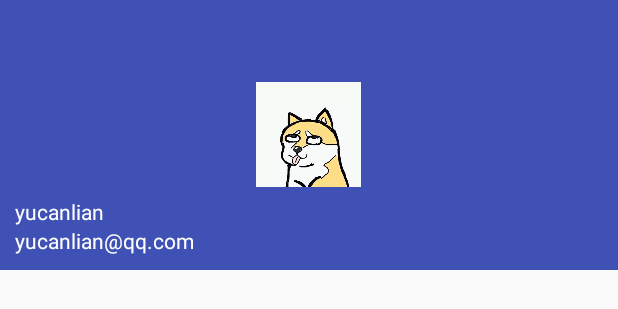
After one commit to ZeroClian/SimpleNews, an Android app: the layout nav_header.xml on its own in the app's theme, with its tools: preview values and no code run, on a phone screen of 412 x 824 dp. The commit adds this screen. Shown: the top 309 px of the screen. Run offline under Robolectric (Android 15) with nearby library versions, the phone set to English and light mode, and no system bars.

Commit message:
实现侧滑栏和下拉刷新

```diff
--- a/app/build.gradle
+++ b/app/build.gradle
@@ -20,7 +20,7 @@ android {
 }
 
 dependencies {
-    compile fileTree(dir: 'libs', include: ['*.jar'])
+    compile fileTree(include: ['*.jar'], dir: 'libs')
     androidTestCompile('com.android.support.test.espresso:espresso-core:2.2.2', {
         exclude group: 'com.android.support', module: 'support-annotations'
     })
@@ -29,4 +29,6 @@ dependencies {
     compile 'com.google.code.gson:gson:2.8.2'
     compile 'com.squareup.okhttp3:okhttp:3.9.0'
     testCompile 'junit:junit:4.12'
+    compile 'com.android.support:design:26.0.0-alpha1'
+    compile 'de.hdodenhof:circleimageview:2.1.0'
 }
--- /dev/null
+++ b/app/src/main/res/layout/nav_header.xml
@@ -0,0 +1,32 @@
+<?xml version="1.0" encoding="utf-8"?>
+<RelativeLayout xmlns:android="http://schemas.android.com/apk/res/android"
+    android:layout_width="match_parent"
+    android:layout_height="180dp"
+    android:padding="10dp"
+    android:background="?attr/colorPrimary">
+
+    <ImageView
+        android:id="@+id/icon_image"
+        android:layout_width="70dp"
+        android:layout_height="70dp"
+        android:src="@drawable/touxiang"
+        android:layout_centerInParent="true"/>
+
+    <TextView
+        android:id="@+id/mail"
+        android:layout_width="wrap_content"
+        android:layout_height="wrap_content"
+        android:layout_alignParentBottom="true"
+        android:text="yucanlian@qq.com"
+        android:textColor="#FFF"
+        android:textSize="14sp"/>
+
+    <TextView
+    android:id="@+id/username"
+    android:layout_width="wrap_content"
+    android:layout_height="wrap_content"
+    android:layout_above="@id/mail"
+    android:text="yucanlian"
+    android:textColor="#FFF"
+    android:textSize="14sp"/>
+</RelativeLayout>
--- a/app/src/main/res/values/strings.xml
+++ b/app/src/main/res/values/strings.xml
@@ -1,3 +1,4 @@
 <resources>
     <string name="app_name">简闻</string>
+
 </resources>
--- a/app/src/main/res/values/styles.xml
+++ b/app/src/main/res/values/styles.xml
@@ -1,7 +1,7 @@
 <resources>
 
     <!-- Base application theme. -->
-    <style name="AppTheme" parent="Theme.AppCompat.Light.DarkActionBar">
+    <style name="AppTheme" parent="Theme.AppCompat.Light.NoActionBar">
         <!-- Customize your theme here. -->
         <item name="colorPrimary">@color/colorPrimary</item>
         <item name="colorPrimaryDark">@color/colorPrimaryDark</item>
```
Also changed, not shown: app/src/main/java/com/example/simplenews/Index.java (+74 -12 lines), app/src/main/res/layout/activity_index.xml (+43 -14 lines), app/src/main/res/menu/nav_menu.xml (added, +26 -0 lines), app/src/main/res/menu/toolbar.xml (added, +8 -0 lines), app/src/main/res/drawable/touxiang.jpg (added), app/src/main/res/mipmap-hdpi/tou.png (added).
